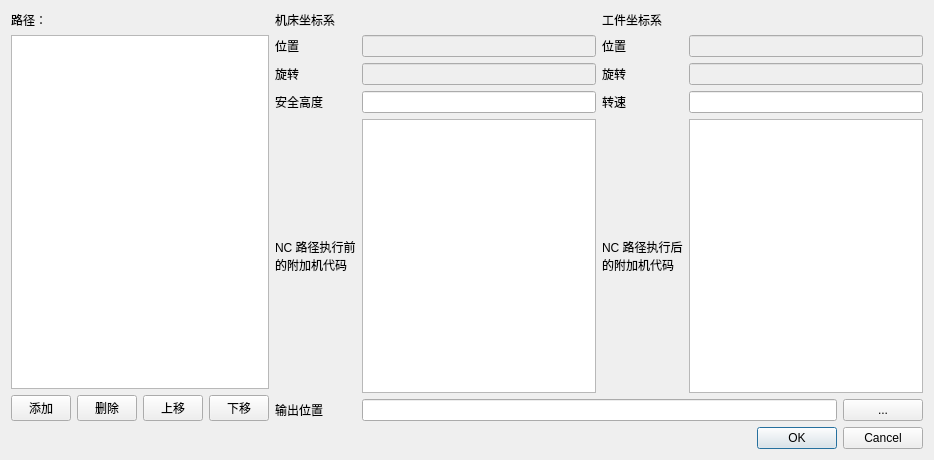
Before: the Qt Designer form src/mod/Custom/Gui/CreateNCfileDlg.ui in anklean/QiuTou, drawn with Qt 5.
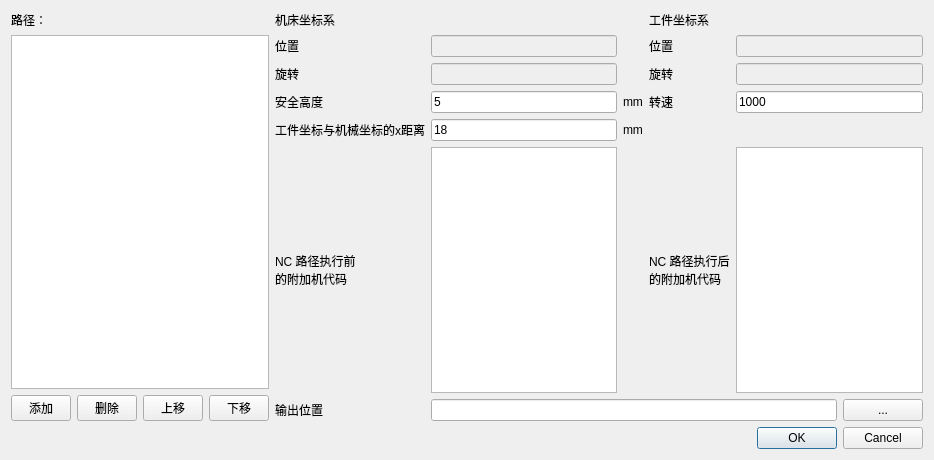
After: the same form once the commit is applied. Icons and pictures are not drawn.

Diff of the .ui file:
```diff
--- a/src/mod/Custom/Gui/CreateNCfileDlg.ui
+++ b/src/mod/Custom/Gui/CreateNCfileDlg.ui
@@ -111,10 +111,7 @@
          </property>
         </widget>
        </item>
-       <item row="4" column="1">
-        <widget class="QLineEdit" name="editSafeHeight"/>
-       </item>
-       <item row="1" column="3">
+       <item row="1" column="4">
         <widget class="QLineEdit" name="editWorkPos">
          <property name="enabled">
           <bool>false</bool>
@@ -128,6 +125,13 @@
          </property>
         </widget>
        </item>
+       <item row="4" column="1">
+        <widget class="QLineEdit" name="editSafeHeight">
+         <property name="text">
+          <string>5</string>
+         </property>
+        </widget>
+       </item>
        <item row="2" column="0">
         <widget class="QLabel" name="label_4">
          <property name="text">
@@ -135,31 +139,31 @@
          </property>
         </widget>
        </item>
-       <item row="2" column="1">
-        <widget class="QLineEdit" name="editMachineRotate">
-         <property name="enabled">
-          <bool>false</bool>
-         </property>
-        </widget>
-       </item>
        <item row="2" column="3">
-        <widget class="QLineEdit" name="editWorkRotate">
-         <property name="enabled">
-          <bool>false</bool>
+        <widget class="QLabel" name="label_7">
+         <property name="text">
+          <string>旋转</string>
          </property>
         </widget>
        </item>
-       <item row="0" column="2">
+       <item row="0" column="3">
         <widget class="QLabel" name="label_6">
          <property name="text">
           <string>工件坐标系</string>
          </property>
         </widget>
        </item>
-       <item row="2" column="2">
-        <widget class="QLabel" name="label_7">
-         <property name="text">
-          <string>旋转</string>
+       <item row="2" column="1">
+        <widget class="QLineEdit" name="editMachineRotate">
+         <property name="enabled">
+          <bool>false</bool>
+         </property>
+        </widget>
+       </item>
+       <item row="2" column="4">
+        <widget class="QLineEdit" name="editWorkRotate">
+         <property name="enabled">
+          <bool>false</bool>
          </property>
         </widget>
        </item>
@@ -177,14 +181,14 @@
          </property>
         </widget>
        </item>
-       <item row="1" column="2">
+       <item row="1" column="3">
         <widget class="QLabel" name="label_5">
          <property name="text">
           <string>位置</string>
          </property>
         </widget>
        </item>
-       <item row="5" column="0">
+       <item row="6" column="0">
         <widget class="QLabel" name="label_9">
          <property name="text">
           <string>NC 路径执行前
@@ -192,20 +196,7 @@
          </property>
         </widget>
        </item>
-       <item row="5" column="1">
-        <widget class="QPlainTextEdit" name="editBeforeGCode"/>
-       </item>
-       <item row="5" column="3">
-        <widget class="QPlainTextEdit" name="editAfterGCode"/>
-       </item>
-       <item row="7" column="0">
-        <widget class="QLabel" name="label_12">
-         <property name="text">
-          <string>输出位置</string>
-         </property>
-        </widget>
-       </item>
-       <item row="5" column="2">
+       <item row="6" column="3">
         <widget class="QLabel" name="label_10">
          <property name="text">
           <string>NC 路径执行后
@@ -213,17 +204,20 @@
          </property>
         </widget>
        </item>
-       <item row="4" column="2">
-        <widget class="QLabel" name="label_13">
+       <item row="8" column="0">
+        <widget class="QLabel" name="label_12">
          <property name="text">
-          <string>转速</string>
+          <string>输出位置</string>
          </property>
         </widget>
        </item>
-       <item row="4" column="3">
-        <widget class="QLineEdit" name="editSpeed"/>
+       <item row="6" column="1">
+        <widget class="QPlainTextEdit" name="editBeforeGCode"/>
        </item>
-       <item row="7" column="1" colspan="3">
+       <item row="6" column="4">
+        <widget class="QPlainTextEdit" name="editAfterGCode"/>
+       </item>
+       <item row="8" column="1" colspan="4">
         <layout class="QHBoxLayout" name="horizontalLayout">
          <item>
           <widget class="QLineEdit" name="outputFilePath"/>
@@ -237,6 +231,48 @@
          </item>
         </layout>
        </item>
+       <item row="4" column="4">
+        <widget class="QLineEdit" name="editSpeed">
+         <property name="text">
+          <string>1000</string>
+         </property>
+        </widget>
+       </item>
+       <item row="4" column="3">
+        <widget class="QLabel" name="label_13">
+         <property name="text">
+          <string>转速</string>
+         </property>
+        </widget>
+       </item>
+       <item row="5" column="1">
+        <widget class="QLineEdit" name="editDeltaX">
+         <property name="text">
+          <string>18</string>
+         </property>
+        </widget>
+       </item>
+       <item row="5" column="0">
+        <widget class="QLabel" name="label_11">
+         <property name="text">
+          <string>工件坐标与机械坐标的x距离</string>
+         </property>
+        </widget>
+       </item>
+       <item row="4" column="2">
+        <widget class="QLabel" name="label_15">
+         <property name="text">
+          <string>mm</string>
+         </property>
+        </widget>
+       </item>
+       <item row="5" column="2">
+        <widget class="QLabel" name="label_14">
+         <property name="text">
+          <string>mm</string>
+         </property>
+        </widget>
+       </item>
       </layout>
      </item>
     </layout>
```
